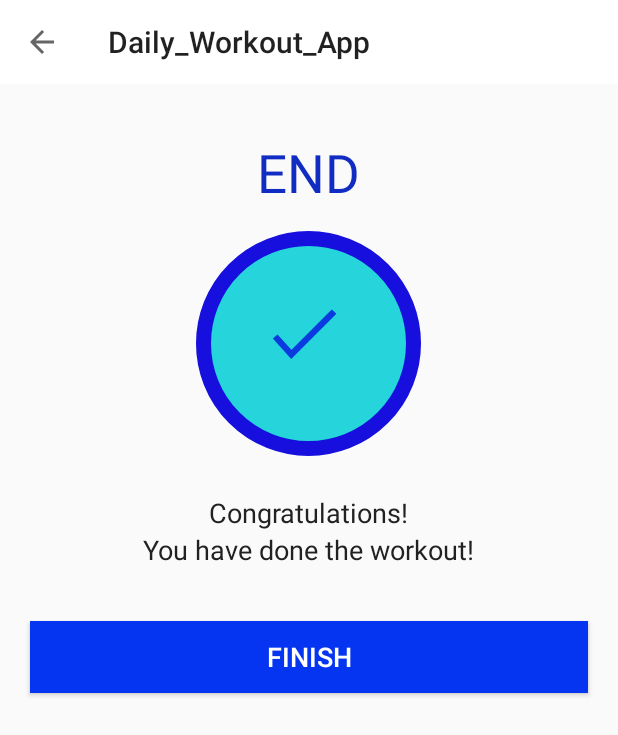
After one commit to Roshan13046/Home_Workout_Kotlin_Android_App, an Android app: the FinishActivity screen opened directly, with no data from a screen before it, on a phone screen of 412 x 824 dp. The commit adds this screen. Shown: the top 735 px of the screen. Run offline under Robolectric (Android 15) with nearby library versions, the light colour scheme and no system bars.

Commit message:
finish activity screen added.

```diff
--- a/app/src/main/AndroidManifest.xml
+++ b/app/src/main/AndroidManifest.xml
@@ -9,10 +9,15 @@
         android:roundIcon="@mipmap/ic_launcher_round"
         android:supportsRtl="true"
         android:theme="@style/AppTheme">
-        <activity android:name=".ExerciseActivity"
+        <activity
+            android:name=".FinishActivity"
             android:screenOrientation="portrait"
-            android:theme="@style/Theme.AppCompat.NoActionBar"
-            ></activity>
+            android:theme="@style/Theme.AppCompat.Light.NoActionBar" />
+
+        <activity
+            android:name=".ExerciseActivity"
+            android:screenOrientation="portrait"
+            android:theme="@style/Theme.AppCompat.NoActionBar" />
         <activity
             android:name=".MainActivity"
             android:screenOrientation="portrait"
--- a/app/src/main/java/com/example/daily_workout_app/ExerciseActivity.kt
+++ b/app/src/main/java/com/example/daily_workout_app/ExerciseActivity.kt
@@ -1,5 +1,6 @@
 package com.example.daily_workout_app
 
+import android.content.Intent
 import android.media.MediaPlayer
 import android.net.Uri
 import androidx.appcompat.app.AppCompatActivity
@@ -20,15 +21,15 @@ class ExerciseActivity : AppCompatActivity(), TextToSpeech.OnInitListener {
     private var restProgress = 0// progress from 0 to 10
 
     //TO DO: change the restTimerDuration from 2 to 10 seconds after testing
-    private var restTimerDuration: Long = 5
+    private var restTimerDuration: Long = 2
 
     //variable for exercise timer
     private var exerciseTimer: CountDownTimer?=null
     private var exerciseProgress = 0// progress from 0 to 30
 
 
-    //TO DO: change the exerciseTimerDuration from 4 to 30 seconds after testing
-    private var exerciseTimerDuration : Long = 4
+    //TO DO: change the exerciseTimerDuration from 2 to 30 seconds after testing
+    private var exerciseTimerDuration : Long = 2
     private var exerciseList: ArrayList<ExerciseModel>?=null
     private var currentExercisePosition = -1
 
@@ -127,9 +128,13 @@ class ExerciseActivity : AppCompatActivity(), TextToSpeech.OnInitListener {
 
                     setupRestView()
                 }else{
-                    Toast.makeText(this@ExerciseActivity,
-                        "Hurray! You completed the 10 minutes workout.",
-                        Toast.LENGTH_SHORT).show()
+                    finish()
+                    val intent = Intent(this@ExerciseActivity, FinishActivity::class.java)
+                    startActivity(intent)
+
+//                    Toast.makeText(this@ExerciseActivity,
+//                        "Hurray! You completed the 10 minutes workout.",
+//                        Toast.LENGTH_SHORT).show()
                 }
 
 //                Toast.makeText(this@ExerciseActivity,
--- /dev/null
+++ b/app/src/main/java/com/example/daily_workout_app/FinishActivity.kt
@@ -0,0 +1,27 @@
+package com.example.daily_workout_app
+
+import androidx.appcompat.app.AppCompatActivity
+import android.os.Bundle
+import kotlinx.android.synthetic.main.activity_finish.*
+
+class FinishActivity : AppCompatActivity() {
+
+    override fun onCreate(savedInstanceState: Bundle?) {
+        super.onCreate(savedInstanceState)
+        setContentView(R.layout.activity_finish)
+
+        setSupportActionBar(toolbar_finish_activity)
+        val actionbar = supportActionBar //actionbar
+        if(actionbar != null){
+            actionbar.setDisplayHomeAsUpEnabled(true) //set back button
+        }
+
+        toolbar_finish_activity.setNavigationOnClickListener {
+            onBackPressed()
+        }
+
+        btnFinish.setOnClickListener{
+            finish()
+        }
+    }
+}
--- /dev/null
+++ b/app/src/main/res/drawable/ic_action_done.xml
@@ -0,0 +1,66 @@
+<?xml version="1.0" encoding="utf-8"?><!--suppress AndroidDomInspection -->
+<animated-vector xmlns:android="http://schemas.android.com/apk/res/android"
+    xmlns:aapt="http://schemas.android.com/aapt"
+    xmlns:tools="http://schemas.android.com/tools"
+    tools:ignore="MissingPrefix,NewApi"
+    tools:targetApi="lollipop">
+
+    <aapt:attr name="android:drawable">
+
+        <vector
+            android:width="24dp"
+            android:height="24dp"
+            android:viewportHeight="24"
+            android:viewportWidth="24"
+            >
+
+            <path
+                android:name="root"
+                android:pathData="M2,10.5 L6.5,15.5 L15.5,6.5 L19.5,2.5 M19.5,2.5 L15.5,6.5"
+                android:strokeColor="#093BDF"
+                android:strokeLineCap="square"
+                android:strokeWidth="2" />
+
+        </vector>
+
+    </aapt:attr>
+
+    <target android:name="root">
+
+        <aapt:attr name="android:animation">
+
+            <objectAnimator
+                android:duration="300"
+                android:interpolator="@android:interpolator/fast_out_slow_in"
+                android:propertyName="pathData"
+                android:valueFrom="M2,10.5 L6.5,15.5 L15.5,6.5 L19.5,2.5 M19.5,2.5 L15.5,6.5"
+                android:valueTo="M11.5,2 L11.5,11.5 L2,11.5 L19.5,11.5 M11.5,11.5 L11.5,19.5"
+                android:valueType="pathType"
+                tools:targetApi="lollipop" />
+
+        </aapt:attr>
+
+    </target>
+
+</animated-vector>
+
+
+<!--<?xml version="1.0" encoding="utf-8"?>-->
+<!--<vector xmlns:android="http://schemas.android.com/apk/res/android"-->
+<!--    android:width="24dp"-->
+<!--    android:height="24dp"-->
+<!--    android:viewportWidth="24"-->
+<!--    android:viewportHeight="24"-->
+<!--    android:tint="#008F24"-->
+<!--    android:alpha="0.8"-->
+<!--    >-->
+
+<!--    <path-->
+<!--        android:fillColor="#FF000000"-->
+<!--        android:pathData="M11.5,2 L11.5,11.5 L2,11.5 L19.5,11.5 M11.5,11.5 L11.5,19.5"-->
+
+<!--        />-->
+
+
+
+<!--</vector>-->
--- a/app/src/main/res/drawable/item_circular_blue_background_color.xml
+++ b/app/src/main/res/drawable/item_circular_blue_background_color.xml
@@ -5,7 +5,6 @@
         android:width="0.5dp"
         android:color="#F8CB04"
         />
-
     <solid android:color="#9C27B0"/>
 
 </shape>
--- /dev/null
+++ b/app/src/main/res/layout/activity_finish.xml
@@ -0,0 +1,72 @@
+<?xml version="1.0" encoding="utf-8"?>
+<!--TODO(Step 3 : Design the finish screen layout.)-->
+<!--START-->
+<LinearLayout xmlns:android="http://schemas.android.com/apk/res/android"
+    xmlns:tools="http://schemas.android.com/tools"
+    android:layout_width="match_parent"
+    android:layout_height="match_parent"
+    android:gravity="center_horizontal"
+    android:orientation="vertical"
+    tools:context=".FinishActivity">
+
+    <androidx.appcompat.widget.Toolbar
+        android:id="@+id/toolbar_finish_activity"
+        android:layout_width="match_parent"
+        android:layout_height="?android:attr/actionBarSize"
+        android:background="#FFFFFF" />
+
+    <TextView
+        android:id="@+id/tvEnd"
+        android:layout_width="wrap_content"
+        android:layout_height="wrap_content"
+        android:layout_marginTop="35dp"
+        android:text="END"
+        android:textColor="#112CC3"
+        android:textSize="35sp" />
+
+    <LinearLayout
+        android:layout_width="150dp"
+        android:layout_height="150dp"
+        android:layout_gravity="center"
+        android:layout_marginTop="15dp"
+        android:background="@drawable/item_circular_color_accent_border"
+        android:gravity="center">
+
+        <!--Here the ic_action_done image in added in the drawables folders.-->
+        <ImageView
+            android:layout_width="50dp"
+            android:layout_height="50dp"
+            android:contentDescription="@string/image"
+            android:src="@drawable/ic_action_done" />
+    </LinearLayout>
+
+    <TextView
+        android:layout_width="wrap_content"
+        android:layout_height="wrap_content"
+        android:layout_marginTop="25dp"
+        android:text="Congratulations!"
+        android:textColor="#212121"
+        android:textSize="18sp" />
+
+    <TextView
+        android:layout_width="wrap_content"
+        android:layout_height="wrap_content"
+        android:text="You have done the workout!"
+        android:textColor="#212121"
+        android:textSize="18sp" />
+
+    <Button
+        android:id="@+id/btnFinish"
+        android:layout_width="match_parent"
+        android:layout_height="wrap_content"
+        android:layout_marginLeft="20dp"
+        android:layout_marginRight="20dp"
+        android:layout_gravity="bottom"
+        android:layout_marginTop="35dp"
+        android:background="#0535F1"
+        android:text="FINISH"
+        android:textColor="#FFFFFF"
+        android:textSize="18sp" />
+
+</LinearLayout>
+    <!--END-->
```
